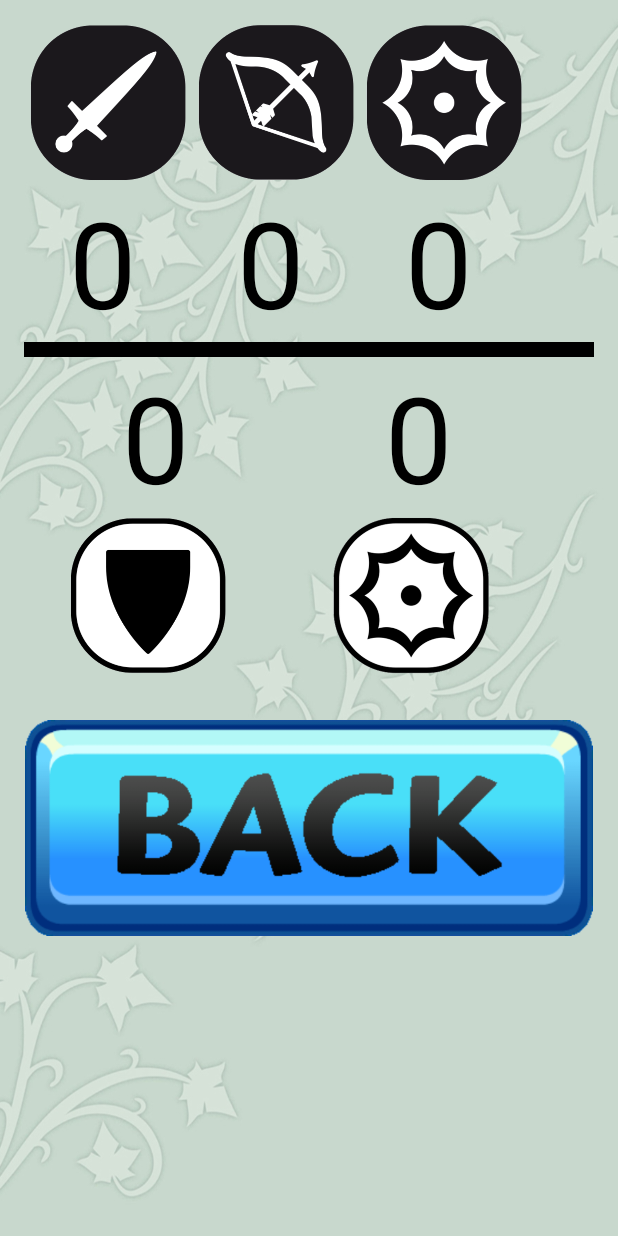
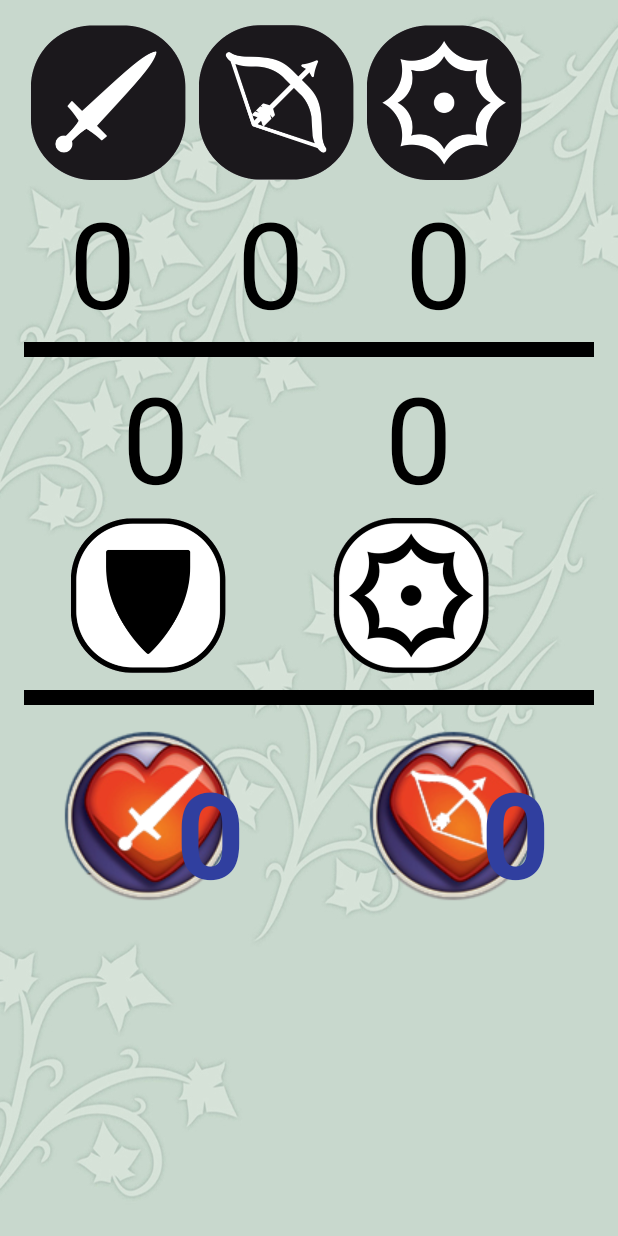
Before and after one commit to JhonatanRocha/ArcadiaQuestDiceRoller, an Android app: the screen it shows after launch (ResultActivity), after a tap on an icon or button, on a phone screen of 412 x 824 dp. Run offline under Robolectric (Android 15) with nearby library versions, the light colour scheme and no system bars.

Commit message:
Adding Wound Results

```diff
--- a/app/src/main/java/com/jhonatanrocha/arcadiaquest/diceroller/ResultActivity.java
+++ b/app/src/main/java/com/jhonatanrocha/arcadiaquest/diceroller/ResultActivity.java
@@ -19,37 +19,35 @@ public class ResultActivity extends Activity {
     private TextView textCriticalTotalResult;
     private TextView textDefensiveTotalResult;
     private TextView textDefensiveCritTotalResult;
+    private TextView textMeleeWoundResult;
+    private TextView textRangedWoundResult;
     private Integer inputOfensiveValue;
     private Integer inputDefensiveValue;
+    private Integer meleeTotal = 0;
+    private Integer rangedTotal = 0;
+    private Integer criticalTotal = 0;
+    private Integer blockTotal = 0;
+    private Integer blockCriticalTotal = 0;
+    private Integer inputOffensiveReroll;
+    private Integer inputDefensiveReroll;
     private Boolean flagOffensiveReroll;
     private Boolean flagDefensiveReroll;
     private Boolean flagMeleeReroll;
     private Boolean flagRangedReroll;
-    private Integer inputOffensiveReroll;
-    private Integer inputDefensiveReroll;
-    private ImageView backButton;
 
     @Override
     protected void onCreate(Bundle savedInstanceState) {
         super.onCreate(savedInstanceState);
         this.requestWindowFeature(Window.FEATURE_NO_TITLE);
         setContentView(R.layout.activity_result);
-
         textMeleeTotalResult  = (TextView) findViewById(R.id.textResultMeleeId);
         textRangedTotalResult = (TextView) findViewById(R.id.textResultRangedId);
         textCriticalTotalResult = (TextView) findViewById(R.id.textResultCritId);
         textDefensiveTotalResult  = (TextView) findViewById(R.id.textResultDefenseId);
         textDefensiveCritTotalResult = (TextView) findViewById(R.id.textResultCritDefenseId);
-        backButton = (ImageView) findViewById(R.id.imgBackButtonId);
-
+        textMeleeWoundResult = (TextView) findViewById(R.id.meleeWoundResult);
+        textRangedWoundResult = (TextView) findViewById(R.id.rangedWoundResult);
         initResult();
-
-        backButton.setOnClickListener(new View.OnClickListener() {
-            @Override
-            public void onClick(View v) {
-                finish();
-            }
-        });
     }
 
     @Override
@@ -65,15 +63,13 @@ public class ResultActivity extends Activity {
         initReroll(extras);
         calculateOfensive();
         calculateDefensive();
+        calculateWounds(meleeTotal, rangedTotal,
+                criticalTotal, blockTotal, blockCriticalTotal);
     }
 
     protected void calculateOfensive() {
-
         final Random generator = new Random();
         Integer ofensiveResult  = 0;
-        Integer meleeTotal = 0;
-        Integer rangedTotal = 0;
-        Integer criticalTotal = 0;
 
         for(int i = 0; i < inputOfensiveValue; i++) {
             ofensiveResult  = generator.nextInt(6) + 1;
@@ -103,11 +99,8 @@ public class ResultActivity extends Activity {
     }
 
     protected void calculateDefensive() {
-
         final Random generator = new Random();
         Integer defensiveResult = 0;
-        Integer blockTotal = 0;
-        Integer blockCriticalTotal = 0;
 
         for(int i = 0; i < inputDefensiveValue; i++) {
             defensiveResult = generator.nextInt(6) + 1;
@@ -166,4 +159,28 @@ public class ResultActivity extends Activity {
         inputDefensiveReroll = Integer.parseInt(extras.getString("inputRerollDefensiveValue"));
     }
 
+    @Override
+    public void onBackPressed() {
+        finish();
+    }
+
+    protected void calculateWounds(final Integer meleeTotal, final Integer rangedTotal,
+                                   final Integer criticalTotal, final Integer blockTotal, final Integer blockCriticalTotal) {
+        Integer calculatedMeleeWounds = 0;
+        Integer calculatedRangedWounds = 0;
+        final Integer totalMeleeResult = meleeTotal + criticalTotal;
+        final Integer totalRangedResult = rangedTotal + criticalTotal;
+        final Integer totalBlockedResult = blockTotal + blockCriticalTotal;
+
+        if(totalMeleeResult > 0 && totalMeleeResult > totalBlockedResult) {
+            calculatedMeleeWounds = totalMeleeResult - totalBlockedResult;
+        }
+
+        if(totalRangedResult > 0 && totalRangedResult > totalBlockedResult) {
+            calculatedRangedWounds = totalRangedResult - totalBlockedResult;
+        }
+
+        textMeleeWoundResult.setText(calculatedMeleeWounds.toString());
+        textRangedWoundResult.setText(calculatedRangedWounds.toString());
+    }
 }
--- a/app/src/main/res/layout/activity_result.xml
+++ b/app/src/main/res/layout/activity_result.xml
@@ -167,15 +167,67 @@
                 android:contentDescription="Image of Defensive Dice" />
         </GridLayout>
 
-        <ImageView
+        <View
             android:layout_width="match_parent"
-            android:layout_height="wrap_content"
-            android:src="@drawable/back_button"
-            android:id="@+id/imgBackButtonId"
-            android:adjustViewBounds="true"
-            android:cropToPadding="false"
-            android:paddingTop="30dp"
-            android:contentDescription="Image Button of Back Function" />
+            android:background="@android:color/black"
+            android:layout_height="10dp"
+            android:layout_marginBottom="10dp"
+            android:layout_marginTop="10dp" />
+
+        <RelativeLayout
+            android:layout_width="match_parent"
+            android:layout_height="match_parent">
+
+            <ImageView
+                android:layout_width="wrap_content"
+                android:layout_height="wrap_content"
+                android:src="@drawable/wound"
+                android:id="@+id/woundImage"
+                android:layout_weight="1"
+                android:layout_alignParentTop="true"
+                android:layout_alignParentLeft="true"
+                android:layout_alignParentStart="true"
+                android:layout_marginLeft="19dp"
+                android:layout_marginStart="19dp" />
+
+            <TextView
+                android:layout_width="wrap_content"
+                android:layout_height="wrap_content"
+                android:id="@+id/meleeWoundResult"
+                android:layout_weight="1"
+                android:textColor="@color/colorPrimaryDark"
+                android:layout_alignBottom="@+id/woundImage"
+                android:layout_alignRight="@+id/woundImage"
+                android:layout_alignEnd="@+id/woundImage"
+                android:textSize="@dimen/resultText"
+                android:textStyle="normal|bold"
+                tools:text="0" />
+
+            <ImageView
+                android:layout_width="wrap_content"
+                android:layout_height="wrap_content"
+                android:src="@drawable/wound2"
+                android:id="@+id/woundImage2"
+                android:layout_weight="1"
+                android:layout_alignParentTop="true"
+                android:layout_alignParentRight="true"
+                android:layout_alignParentEnd="true"
+                android:layout_marginRight="29dp"
+                android:layout_marginEnd="29dp" />
+
+            <TextView
+                android:layout_width="wrap_content"
+                android:layout_height="wrap_content"
+                android:id="@+id/rangedWoundResult"
+                android:layout_weight="1"
+                android:textColor="@color/colorPrimaryDark"
+                android:layout_alignBottom="@+id/woundImage2"
+                android:layout_alignRight="@+id/woundImage2"
+                android:layout_alignEnd="@+id/woundImage2"
+                android:textSize="@dimen/resultText"
+                android:textStyle="normal|bold"
+                tools:text="0" />
+        </RelativeLayout>
 
 
     </LinearLayout>
--- a/app/src/main/res/values/colors.xml
+++ b/app/src/main/res/values/colors.xml
@@ -1,7 +1,7 @@
 <?xml version="1.0" encoding="utf-8"?>
 <resources>
     <color name="colorPrimary">#3F51B5</color>
-    <color name="colorPrimaryDark">#303F9F</color>
+    <color name="colorPrimaryDark">#303f9f</color>
     <color name="colorAccent">#FF4081</color>
     <color name="colorBlack">#000000</color>
 </resources>
--- a/app/src/main/res/values/styles.xml
+++ b/app/src/main/res/values/styles.xml
@@ -13,4 +13,15 @@
         <item name="android:textSize">10dp</item>
     </style>
 
+    <style name="shadoweffect">
+        <item name="android:paddingLeft">4px</item>
+        <item name="android:paddingBottom">4px</item>
+        <item name="android:textColor">#FFFFFF</item>
+        <item name="android:textSize">80dp</item>
+        <item name="android:shadowColor">#000000</item>
+        <item name="android:shadowDx">1</item>
+        <item name="android:shadowDy">1</item>
+        <item name="android:shadowRadius">10</item>
+    </style>
+
 </resources>
```
Also changed, not shown: app/src/main/res/drawable/back_button.png (deleted), app/src/main/res/drawable/wound.png (added), app/src/main/res/drawable/wound2.png (added).
